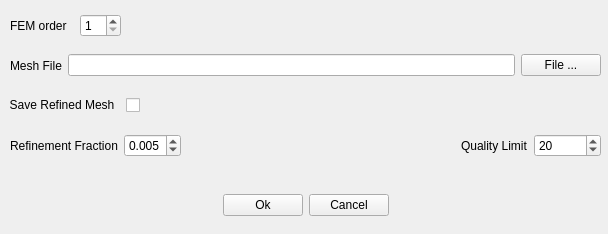
OpenParEM/OpenParEM, file src/OpenParEMg/MeshOptions.ui: the form before one commit.
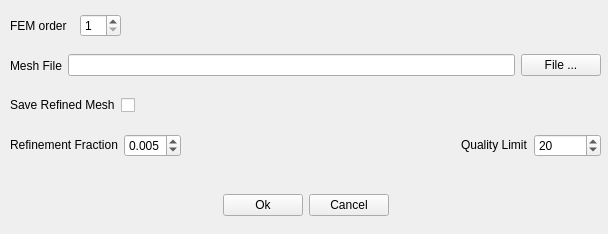
The form after the commit.

Commit message: added simulation options form

The edit to the form file:
```diff
--- a/src/OpenParEMg/MeshOptions.ui
+++ b/src/OpenParEMg/MeshOptions.ui
@@ -119,7 +119,7 @@
     </rect>
    </property>
    <layout class="QHBoxLayout" name="horizontalLayout_5">
-    <item>
+    <item alignment="Qt::AlignmentFlag::AlignVCenter">
      <widget class="QLabel" name="label_3">
       <property name="toolTip">
        <string>Maximum fraction of the mesh to refine at each iteration.</string>
@@ -161,7 +161,7 @@
       </property>
      </spacer>
     </item>
-    <item>
+    <item alignment="Qt::AlignmentFlag::AlignVCenter">
      <widget class="QLabel" name="label_4">
       <property name="text">
        <string>Quality Limit</string>
@@ -259,14 +259,24 @@
   <widget class="QWidget" name="horizontalLayoutWidget">
    <property name="geometry">
     <rect>
-     <x>3</x>
+     <x>10</x>
      <y>90</y>
      <width>591</width>
      <height>31</height>
     </rect>
    </property>
    <layout class="QHBoxLayout" name="horizontalLayout">
-    <item alignment="Qt::AlignmentFlag::AlignLeft">
+    <item alignment="Qt::AlignmentFlag::AlignVCenter">
+     <widget class="QLabel" name="label_5">
+      <property name="toolTip">
+       <string>&lt;html&gt;&lt;head/&gt;&lt;body&gt;&lt;p&gt;Saves the refined mesh for later reuse.&lt;/p&gt;&lt;/body&gt;&lt;/html&gt;</string>
+      </property>
+      <property name="text">
+       <string>Save Refined Mesh</string>
+      </property>
+     </widget>
+    </item>
+    <item alignment="Qt::AlignmentFlag::AlignLeft|Qt::AlignmentFlag::AlignVCenter">
      <widget class="QCheckBox" name="meshSaveRefined">
       <property name="focusPolicy">
        <enum>Qt::FocusPolicy::ClickFocus</enum>
@@ -278,7 +288,7 @@
        <enum>Qt::LayoutDirection::RightToLeft</enum>
       </property>
       <property name="text">
-       <string>Save Refined Mesh  </string>
+       <string/>
       </property>
      </widget>
     </item>
```
Left out of the diff: 11 changed lines with no effect on the pictures. The commit also changes 5 other files.
